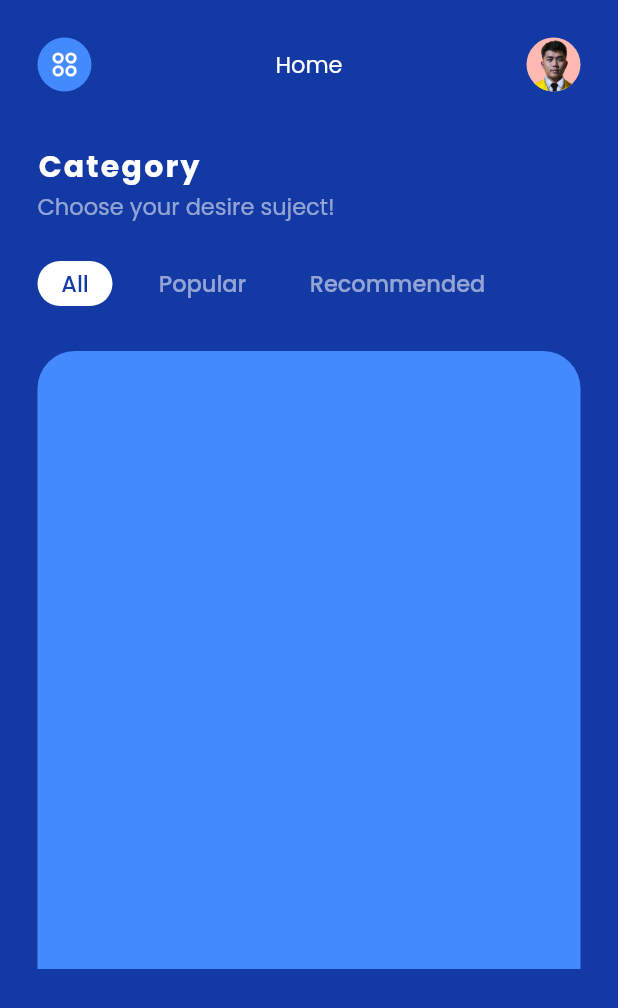
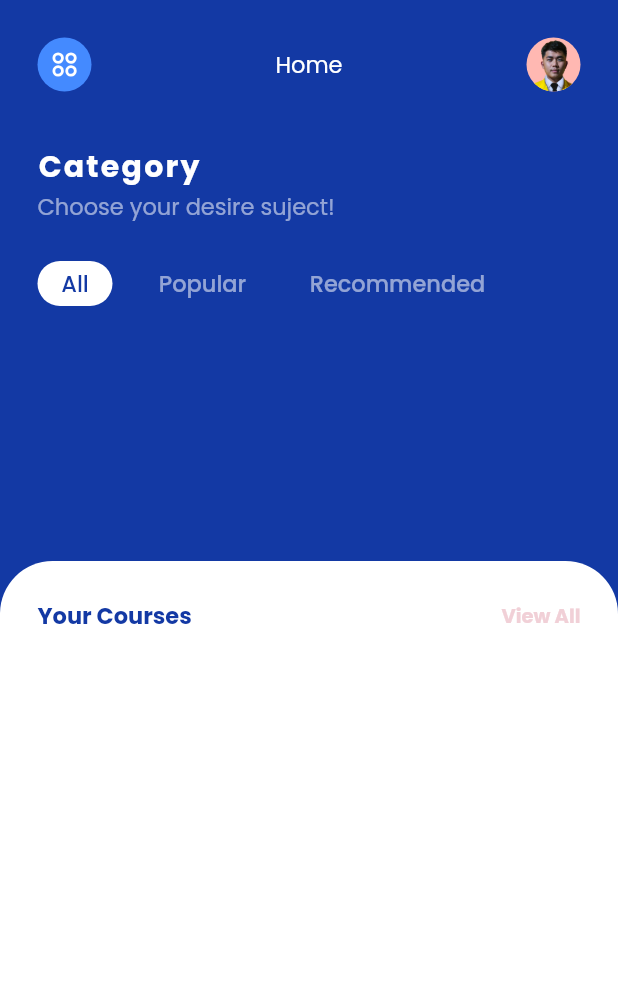
Before and after one commit to 4amshin/ui-slicing, a Flutter app: the screen it shows after launch, on a phone screen of 412 x 824 dp. Shown: the top 1008 px of the screen. Run offline on Flutter 3.47's test engine with Material 2 defaults, Android fonts, the phone set to English and light mode, and no system bars; our stand-ins replace flutter_svg, google_fonts, percent_indicator.

Commit message:
convert-to-stack

```diff
--- a/lib/ui/student_management/view/sm_home_page.dart
+++ b/lib/ui/student_management/view/sm_home_page.dart
@@ -9,16 +9,22 @@ class SmHomePage extends StatelessWidget {
   Widget build(BuildContext context) {
     return Scaffold(
       backgroundColor: const Color(0xff1339a4),
-      body: SafeArea(
-        minimum: const EdgeInsets.all(25),
+      body: Stack(
+        children: [
+          Positioned(
+            top: 0,
+            left: 0,
+            right: 0,
+            child: Padding(
+              padding: const EdgeInsets.all(25),
               child: Column(
                 crossAxisAlignment: CrossAxisAlignment.start,
-          children: [
-            const SmHomeAppBar(),
-            const SizedBox(
+                children: const [
+                  SmHomeAppBar(),
+                  SizedBox(
                     height: 35.0,
                   ),
-            const Text(
+                  Text(
                     "Category",
                     style: TextStyle(
                       fontSize: 20.0,
@@ -27,31 +33,66 @@ class SmHomePage extends StatelessWidget {
                       fontWeight: FontWeight.bold,
                     ),
                   ),
-            const Text(
+                  Text(
                     "Choose your desire suject!",
                     style: TextStyle(
                       fontSize: 15.0,
                       color: Colors.white54,
                     ),
                   ),
-            const SizedBox(
+                  SizedBox(
                     height: 25.0,
                   ),
-            const SmHomeTabBar(),
-            const SizedBox(height: 30.0),
-            Container(
-              height: MediaQuery.of(context).size.height / 2,
+                  SmHomeTabBar(),
+                  SizedBox(height: 30.0),
+                ],
+              ),
+            ),
+          ),
+          Positioned(
+            bottom: 0,
+            left: 0,
+            right: 0,
+            child: Container(
+              height: 450,
+              padding: const EdgeInsets.all(25),
               decoration: const BoxDecoration(
-                color: Colors.blueAccent,
+                color: Colors.white,
                 borderRadius: BorderRadius.only(
-                  topLeft: Radius.circular(25),
-                  topRight: Radius.circular(25),
+                  topLeft: Radius.circular(35),
+                  topRight: Radius.circular(35),
+                ),
+              ),
+              child: Column(
+                crossAxisAlignment: CrossAxisAlignment.start,
+                children: [
+                  Row(
+                    mainAxisAlignment: MainAxisAlignment.spaceBetween,
+                    children: const [
+                      Text(
+                        "Your Courses",
+                        style: TextStyle(
+                          fontSize: 15,
+                          color: Color(0xff1339a4),
+                          fontWeight: FontWeight.bold,
+                        ),
+                      ),
+                      Text(
+                        "View All",
+                        style: TextStyle(
+                          fontSize: 13,
+                          color: Color(0xfff1d0d7),
+                          fontWeight: FontWeight.bold,
+                        ),
+                      ),
+                    ],
+                  ),
+                ],
               ),
             ),
           ),
         ],
       ),
-      ),
     );
   }
 }
```
Lines whose indentation alone changed are shown as unchanged.
